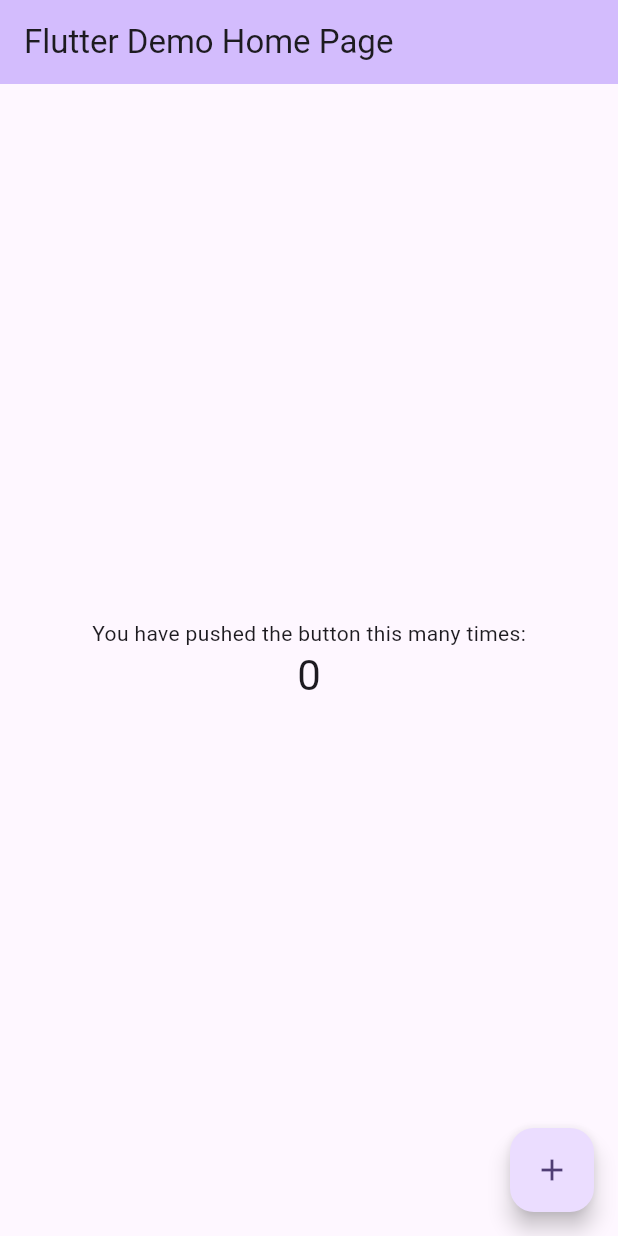
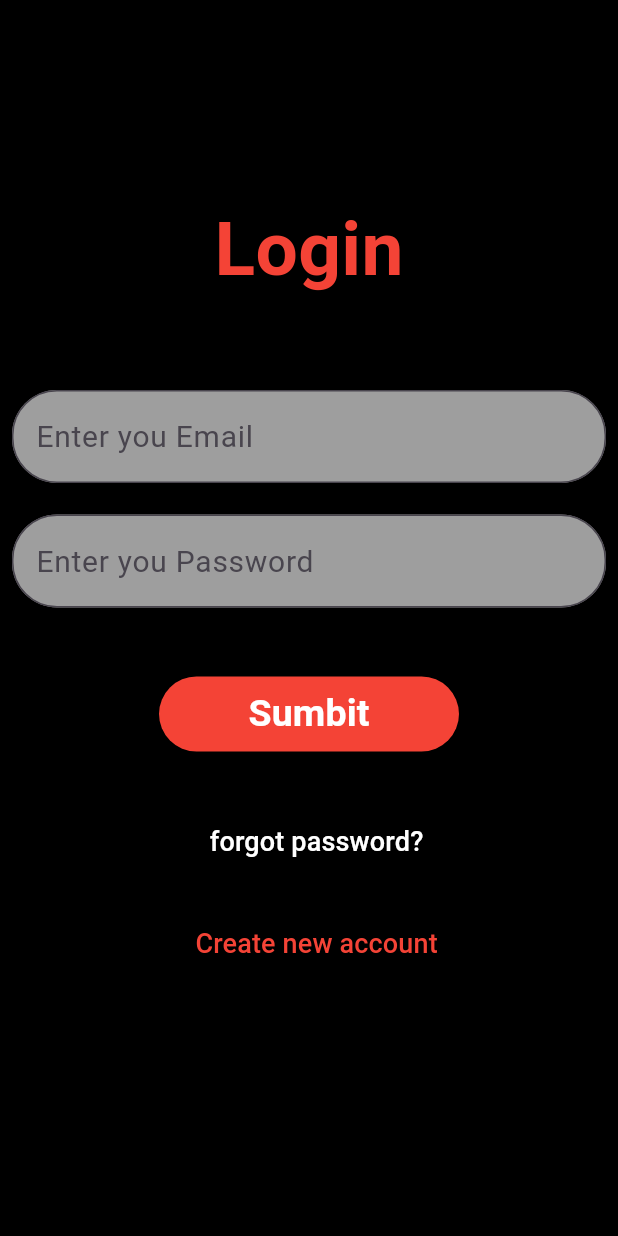
Before and after one commit to sarovishu1617/dramatta, a Flutter app: the screen it shows after launch, on a phone screen of 412 x 824 dp. Run offline on Flutter 3.47's test engine with Material 3 defaults, Android fonts, the light colour scheme and no system bars.

Commit message:
flutter ui added

```diff
--- a/flutter_app/lib/main.dart
+++ b/flutter_app/lib/main.dart
@@ -1,4 +1,6 @@
 import 'package:flutter/material.dart';
+import 'package:flutter_app/pages/login_page.dart';
+import 'package:flutter_app/pages/signup_page.dart';
 
 void main() {
   runApp(const MyApp());
@@ -30,93 +32,14 @@
         // tested with just a hot reload.
         colorScheme: ColorScheme.fromSeed(seedColor: Colors.deepPurple),
       ),
-      home: const MyHomePage(title: 'Flutter Demo Home Page'),
+      home: LoginPage(),
+      color: Colors.black,
+      darkTheme: ThemeData.dark().copyWith(
+        scaffoldBackgroundColor: Colors.black,
+        colorScheme: ColorScheme.dark().copyWith(primary: Colors.red),
+      ),
+
+      debugShowCheckedModeBanner: false,
     );
   }
 }
-
-class MyHomePage extends StatefulWidget {
-  const MyHomePage({super.key, required this.title});
-
-  // This widget is the home page of your application. It is stateful, meaning
-  // that it has a State object (defined below) that contains fields that affect
-  // how it looks.
-
-  // This class is the configuration for the state. It holds the values (in this
-  // case the title) provided by the parent (in this case the App widget) and
-  // used by the build method of the State. Fields in a Widget subclass are
-  // always marked "final".
-
-  final String title;
-
-  @override
-  State<MyHomePage> createState() => _MyHomePageState();
-}
-
-class _MyHomePageState extends State<MyHomePage> {
-  int _counter = 0;
-
-  void _incrementCounter() {
-    setState(() {
-      // This call to setState tells the Flutter framework that something has
-      // changed in this State, which causes it to rerun the build method below
-      // so that the display can reflect the updated values. If we changed
-      // _counter without calling setState(), then the build method would not be
-      // called again, and so nothing would appear to happen.
-      _counter++;
-    });
-  }
-
-  @override
-  Widget build(BuildContext context) {
-    // This method is rerun every time setState is called, for instance as done
-    // by the _incrementCounter method above.
-    //
-    // The Flutter framework has been optimized to make rerunning build methods
-    // fast, so that you can just rebuild anything that needs updating rather
-    // than having to individually change instances of widgets.
-    return Scaffold(
-      appBar: AppBar(
-        // TRY THIS: Try changing the color here to a specific color (to
-        // Colors.amber, perhaps?) and trigger a hot reload to see the AppBar
-        // change color while the other colors stay the same.
-        backgroundColor: Theme.of(context).colorScheme.inversePrimary,
-        // Here we take the value from the MyHomePage object that was created by
-        // the App.build method, and use it to set our appbar title.
-        title: Text(widget.title),
-      ),
-      body: Center(
-        // Center is a layout widget. It takes a single child and positions it
-        // in the middle of the parent.
-        child: Column(
-          // Column is also a layout widget. It takes a list of children and
-          // arranges them vertically. By default, it sizes itself to fit its
-          // children horizontally, and tries to be as tall as its parent.
-          //
-          // Column has various properties to control how it sizes itself and
-          // how it positions its children. Here we use mainAxisAlignment to
-          // center the children vertically; the main axis here is the vertical
-          // axis because Columns are vertical (the cross axis would be
-          // horizontal).
-          //
-          // TRY THIS: Invoke "debug painting" (choose the "Toggle Debug Paint"
-          // action in the IDE, or press "p" in the console), to see the
-          // wireframe for each widget.
-          mainAxisAlignment: MainAxisAlignment.center,
-          children: <Widget>[
-            const Text('You have pushed the button this many times:'),
-            Text(
-              '$_counter',
-              style: Theme.of(context).textTheme.headlineMedium,
-            ),
-          ],
-        ),
-      ),
-      floatingActionButton: FloatingActionButton(
-        onPressed: _incrementCounter,
-        tooltip: 'Increment',
-        child: const Icon(Icons.add),
-      ), // This trailing comma makes auto-formatting nicer for build methods.
-    );
-  }
-}
--- /dev/null
+++ b/flutter_app/lib/pages/login_page.dart
@@ -0,0 +1,147 @@
+import 'package:flutter/material.dart';
+import 'package:flutter_app/pages/signup_page.dart';
+
+class LoginPage extends StatefulWidget {
+  const LoginPage({super.key});
+
+  @override
+  State<LoginPage> createState() => _LoginPageState();
+}
+
+class _LoginPageState extends State<LoginPage> {
+  @override
+  Widget build(BuildContext context) {
+    return Scaffold(
+      backgroundColor: Colors.black,
+      body: SafeArea(
+        child: SingleChildScrollView(
+          child: Column(
+            children: [
+              Padding(
+                padding: const EdgeInsets.only(top: 130),
+                child: Center(
+                  child: Text(
+                    'Login',
+                    style: TextStyle(
+                      fontWeight: FontWeight.bold,
+                      color: Colors.red,
+                      fontSize: 50,
+                    ),
+                  ),
+                ),
+              ),
+              SizedBox(height: 50),
+              Padding(
+                padding: const EdgeInsets.all(8.0),
+                child: TextField(
+                  decoration: InputDecoration(
+                    enabled: true,
+                    hintText: 'Enter you Email',
+
+                    hintStyle: TextStyle(fontSize: 20),
+
+                    fillColor: Colors.grey,
+                    filled: true,
+
+                    border: OutlineInputBorder(
+                      borderRadius: BorderRadius.circular(30),
+                      borderSide: BorderSide(color: Colors.white),
+                    ),
+                  ),
+                ),
+              ),
+              SizedBox(height: 5),
+              Padding(
+                padding: const EdgeInsets.all(8.0),
+                child: TextField(
+                  decoration: InputDecoration(
+                    enabled: true,
+                    hintText: 'Enter you Password',
+
+                    hintStyle: TextStyle(fontSize: 20),
+
+                    fillColor: Colors.grey,
+                    filled: true,
+
+                    border: OutlineInputBorder(
+                      borderRadius: BorderRadius.circular(30),
+                      borderSide: BorderSide(color: Colors.white),
+                    ),
+                  ),
+                ),
+              ),
+              SizedBox(height: 30),
+              Column(
+                children: [
+                  Padding(
+                    padding: const EdgeInsets.all(8.0),
+                    child: ElevatedButton(
+                      style: ElevatedButton.styleFrom(
+                        elevation: 30,
+
+                        backgroundColor: Colors.red,
+                        minimumSize: Size(200, 50),
+                      ),
+
+                      onPressed: () {},
+                      child: Text(
+                        'Sumbit',
+                        style: TextStyle(
+                          fontSize: 25,
+                          color: Colors.white,
+                          fontWeight: FontWeight.bold,
+                        ),
+                      ),
+                    ),
+                  ),
+                  SizedBox(height: 18),
+                  Padding(
+                    padding: const EdgeInsets.fromLTRB(10, 10, 0, 0),
+                    child: TextButton(
+                      onPressed: () {},
+                      child: Text(
+                        'forgot password?',
+                        style: TextStyle(color: Colors.white, fontSize: 18),
+                      ),
+                    ),
+                  ),
+                  SizedBox(height: 10),
+                  Padding(
+                    padding: const EdgeInsets.fromLTRB(10, 10, 0, 0),
+                    child: TextButton(
+                      onPressed: () {
+                        Navigator.of(context).pushReplacement(
+                          PageRouteBuilder(
+                            pageBuilder:
+                                (context, animation, secondaryAnimation) =>
+                                    SignupPage(),
+                            transitionsBuilder:
+                                (
+                                  context,
+                                  animation,
+                                  secondaryAnimation,
+                                  child,
+                                ) {
+                                  return FadeTransition(
+                                    opacity: animation,
+                                    child: child,
+                                  );
+                                },
+                          ),
+                        );
+                      },
+                      child: Text(
+                        'Create new account',
+                        style: TextStyle(color: Colors.red, fontSize: 18),
+                      ),
+                    ),
+                  ),
+                ],
+              ),
+            ],
+          ),
+        ),
+      ),
+    );
+  }
+}
```
Also changed, not shown: flutter_app/lib/pages/signup_page.dart (added, +188 -0 lines).
